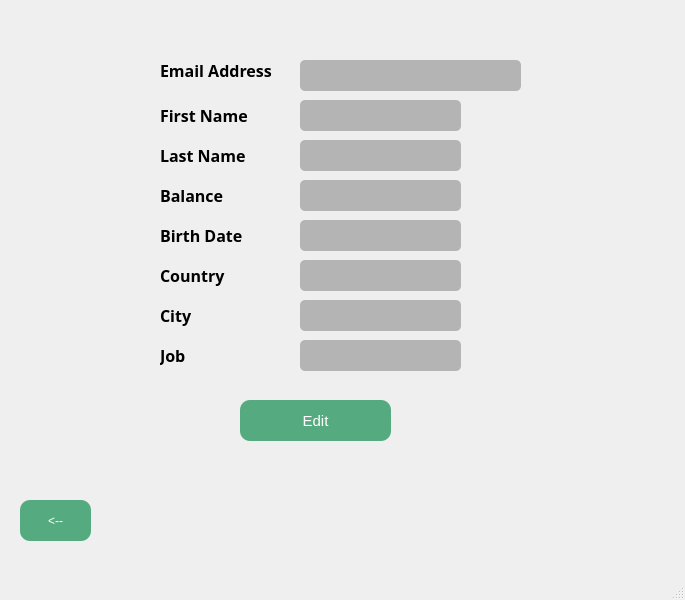
Eugeo101/Commerce-Marketplace-system, file front end/view_acc.ui: the form before one commit.
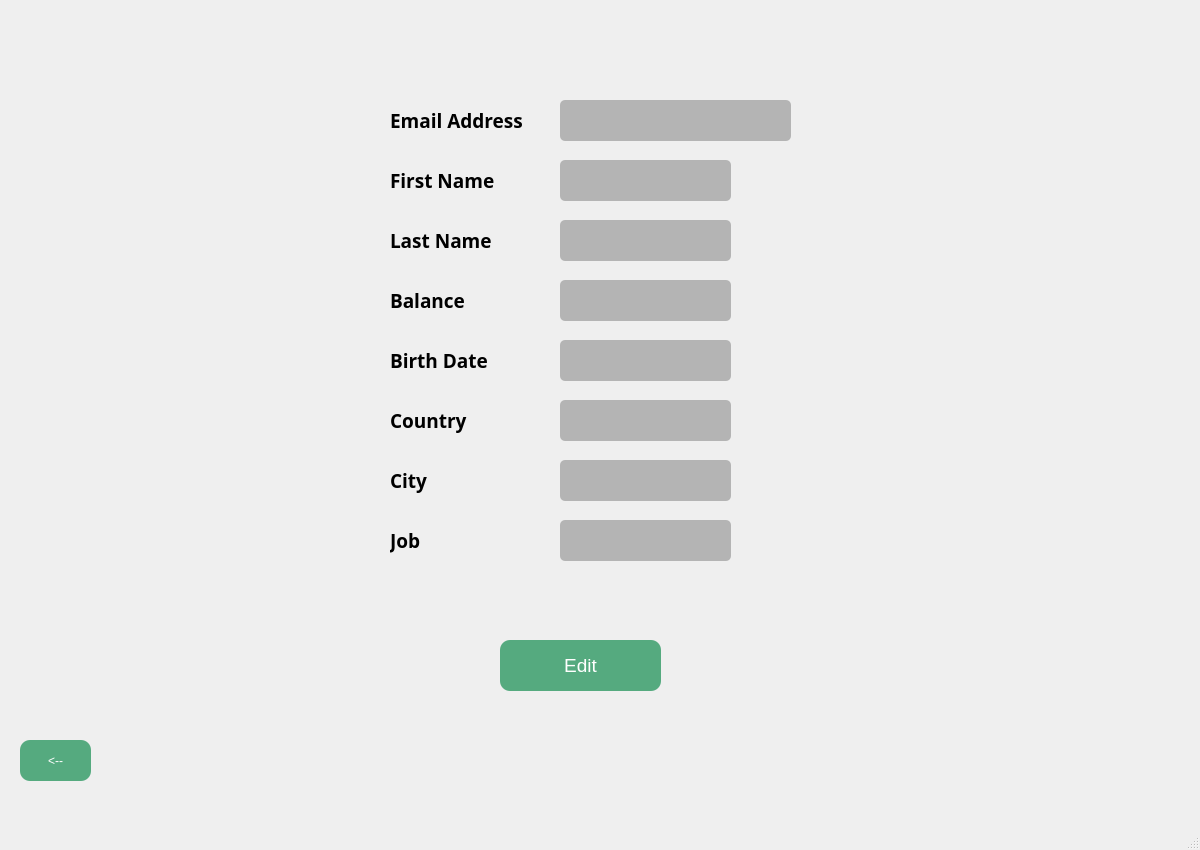
The form after the commit.

What changed in the file:
```diff
--- a/front end/view_acc.ui
+++ b/front end/view_acc.ui
@@ -6,8 +6,8 @@
    <rect>
     <x>0</x>
     <y>0</y>
-    <width>685</width>
-    <height>600</height>
+    <width>1200</width>
+    <height>850</height>
    </rect>
   </property>
   <property name="windowTitle">
@@ -17,15 +17,15 @@
    <widget class="QPushButton" name="editbutton">
     <property name="geometry">
      <rect>
-      <x>240</x>
-      <y>400</y>
-      <width>151</width>
-      <height>41</height>
+      <x>500</x>
+      <y>640</y>
+      <width>161</width>
+      <height>51</height>
      </rect>
     </property>
     <property name="font">
      <font>
-      <pointsize>11</pointsize>
+      <pointsize>14</pointsize>
      </font>
     </property>
     <property name="styleSheet">
@@ -40,16 +40,16 @@
    <widget class="QLabel" name="emaillabel">
     <property name="geometry">
      <rect>
-      <x>160</x>
-      <y>60</y>
-      <width>131</width>
-      <height>21</height>
+      <x>390</x>
+      <y>100</y>
+      <width>151</width>
+      <height>41</height>
      </rect>
     </property>
     <property name="font">
      <font>
       <family>Yu Gothic UI Semibold</family>
-      <pointsize>12</pointsize>
+      <pointsize>14</pointsize>
       <weight>75</weight>
       <bold>true</bold>
      </font>
@@ -64,16 +64,16 @@
    <widget class="QLabel" name="firstnamelabel">
     <property name="geometry">
      <rect>
-      <x>160</x>
-      <y>100</y>
-      <width>101</width>
-      <height>31</height>
+      <x>390</x>
+      <y>160</y>
+      <width>121</width>
+      <height>41</height>
      </rect>
     </property>
     <property name="font">
      <font>
       <family>Yu Gothic UI Semibold</family>
-      <pointsize>12</pointsize>
+      <pointsize>14</pointsize>
       <weight>75</weight>
       <bold>true</bold>
      </font>
@@ -88,16 +88,16 @@
    <widget class="QLabel" name="lastnamelabel">
     <property name="geometry">
      <rect>
-      <x>160</x>
-      <y>140</y>
-      <width>111</width>
-      <height>31</height>
+      <x>390</x>
+      <y>220</y>
+      <width>121</width>
+      <height>41</height>
      </rect>
     </property>
     <property name="font">
      <font>
       <family>Yu Gothic UI Semibold</family>
-      <pointsize>12</pointsize>
+      <pointsize>14</pointsize>
       <weight>75</weight>
       <bold>true</bold>
      </font>
@@ -109,16 +109,16 @@
    <widget class="QLabel" name="Balancelabel">
     <property name="geometry">
      <rect>
-      <x>160</x>
-      <y>180</y>
-      <width>81</width>
-      <height>31</height>
+      <x>390</x>
+      <y>280</y>
+      <width>91</width>
+      <height>41</height>
      </rect>
     </property>
     <property name="font">
      <font>
       <family>Yu Gothic UI Semibold</family>
-      <pointsize>12</pointsize>
+      <pointsize>14</pointsize>
       <weight>75</weight>
       <bold>true</bold>
      </font>
@@ -130,16 +130,16 @@
    <widget class="QLabel" name="bdatelabel">
     <property name="geometry">
      <rect>
-      <x>160</x>
-      <y>220</y>
-      <width>101</width>
-      <height>31</height>
+      <x>390</x>
+      <y>340</y>
+      <width>111</width>
+      <height>41</height>
      </rect>
     </property>
     <property name="font">
      <font>
       <family>Yu Gothic UI Semibold</family>
-      <pointsize>12</pointsize>
+      <pointsize>14</pointsize>
       <weight>75</weight>
       <bold>true</bold>
      </font>
@@ -154,16 +154,16 @@
    <widget class="QLabel" name="citylabel">
     <property name="geometry">
      <rect>
-      <x>160</x>
-      <y>300</y>
-      <width>51</width>
-      <height>31</height>
+      <x>390</x>
+      <y>460</y>
+      <width>61</width>
+      <height>41</height>
      </rect>
     </property>
     <property name="font">
      <font>
       <family>Yu Gothic UI Semibold</family>
-      <pointsize>12</pointsize>
+      <pointsize>14</pointsize>
       <weight>75</weight>
       <bold>true</bold>
      </font>
@@ -178,16 +178,16 @@
    <widget class="QLabel" name="countrylabel">
     <property name="geometry">
      <rect>
-      <x>160</x>
-      <y>260</y>
-      <width>81</width>
-      <height>31</height>
+      <x>390</x>
+      <y>400</y>
+      <width>91</width>
+      <height>41</height>
      </rect>
     </property>
     <property name="font">
      <font>
       <family>Yu Gothic UI Semibold</family>
-      <pointsize>12</pointsize>
+      <pointsize>14</pointsize>
       <weight>75</weight>
       <bold>true</bold>
      </font>
@@ -199,16 +199,16 @@
    <widget class="QLabel" name="joblabel">
     <property name="geometry">
      <rect>
-      <x>160</x>
-      <y>340</y>
-      <width>41</width>
-      <height>31</height>
+      <x>390</x>
+      <y>520</y>
+      <width>51</width>
+      <height>41</height>
      </rect>
     </property>
     <property name="font">
      <font>
       <family>Yu Gothic UI Semibold</family>
-      <pointsize>12</pointsize>
+      <pointsize>14</pointsize>
       <weight>75</weight>
       <bold>true</bold>
      </font>
@@ -220,15 +220,15 @@
    <widget class="QLabel" name="mailview">
     <property name="geometry">
      <rect>
-      <x>300</x>
-      <y>60</y>
-      <width>221</width>
-      <height>31</height>
+      <x>560</x>
+      <y>100</y>
+      <width>231</width>
+      <height>41</height>
      </rect>
     </property>
     <property name="font">
      <font>
-      <pointsize>11</pointsize>
+      <pointsize>12</pointsize>
      </font>
     </property>
     <property name="styleSheet">
@@ -242,15 +242,15 @@
    <widget class="QLabel" name="fnameview">
     <property name="geometry">
      <rect>
-      <x>300</x>
-      <y>100</y>
-      <width>161</width>
-      <height>31</height>
+      <x>560</x>
+      <y>160</y>
+      <width>171</width>
+      <height>41</height>
      </rect>
     </property>
     <property name="font">
      <font>
-      <pointsize>11</pointsize>
+      <pointsize>12</pointsize>
      </font>
     </property>
     <property name="styleSheet">
@@ -264,15 +264,15 @@
    <widget class="QLabel" name="lnameview">
     <property name="geometry">
      <rect>
-      <x>300</x>
-      <y>140</y>
-      <width>161</width>
-      <height>31</height>
+      <x>560</x>
+      <y>220</y>
+      <width>171</width>
+      <height>41</height>
      </rect>
     </property>
     <property name="font">
      <font>
-      <pointsize>11</pointsize>
+      <pointsize>12</pointsize>
      </font>
     </property>
     <property name="styleSheet">
@@ -286,15 +286,15 @@
    <widget class="QLabel" name="balanceview">
     <property name="geometry">
      <rect>
-      <x>300</x>
-      <y>180</y>
-      <width>161</width>
-      <height>31</height>
+      <x>560</x>
+      <y>280</y>
+      <width>171</width>
+      <height>41</height>
      </rect>
     </property>
     <property name="font">
      <font>
-      <pointsize>11</pointsize>
+      <pointsize>12</pointsize>
      </font>
     </property>
     <property name="styleSheet">
@@ -308,15 +308,15 @@
    <widget class="QLabel" name="bdateview">
     <property name="geometry">
      <rect>
-      <x>300</x>
-      <y>220</y>
-      <width>161</width>
-      <height>31</height>
+      <x>560</x>
+      <y>340</y>
+      <width>171</width>
+      <height>41</height>
      </rect>
     </property>
     <property name="font">
      <font>
-      <pointsize>11</pointsize>
+      <pointsize>12</pointsize>
      </font>
     </property>
     <property name="styleSheet">
@@ -330,15 +330,15 @@
    <widget class="QLabel" name="countryview">
     <property name="geometry">
      <rect>
-      <x>300</x>
-      <y>260</y>
-      <width>161</width>
-      <height>31</height>
+      <x>560</x>
+      <y>400</y>
+      <width>171</width>
+      <height>41</height>
      </rect>
     </property>
     <property name="font">
      <font>
-      <pointsize>11</pointsize>
+      <pointsize>12</pointsize>
      </font>
     </property>
     <property name="styleSheet">
@@ -352,15 +352,15 @@
    <widget class="QLabel" name="cityview">
     <property name="geometry">
      <rect>
-      <x>300</x>
-      <y>300</y>
-      <width>161</width>
-      <height>31</height>
+      <x>560</x>
+      <y>460</y>
+      <width>171</width>
+      <height>41</height>
      </rect>
     </property>
     <property name="font">
      <font>
-      <pointsize>11</pointsize>
+      <pointsize>12</pointsize>
      </font>
     </property>
     <property name="styleSheet">
@@ -374,15 +374,15 @@
    <widget class="QLabel" name="jobview">
     <property name="geometry">
      <rect>
-      <x>300</x>
-      <y>340</y>
-      <width>161</width>
-      <height>31</height>
+      <x>560</x>
+      <y>520</y>
+      <width>171</width>
+      <height>41</height>
      </rect>
     </property>
     <property name="font">
      <font>
-      <pointsize>11</pointsize>
+      <pointsize>12</pointsize>
      </font>
     </property>
     <property name="styleSheet">
@@ -397,7 +397,7 @@
     <property name="geometry">
      <rect>
       <x>20</x>
-      <y>500</y>
+      <y>740</y>
       <width>71</width>
       <height>41</height>
      </rect>
```
Left out of the diff: 2 changed lines with no effect on the pictures.
